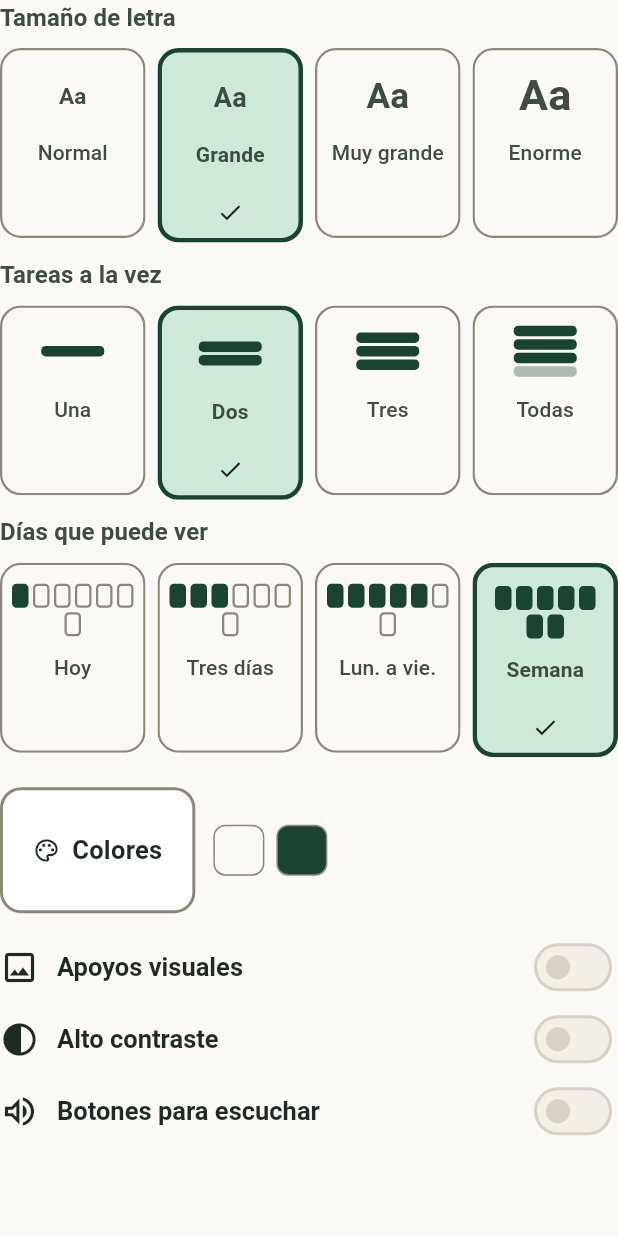
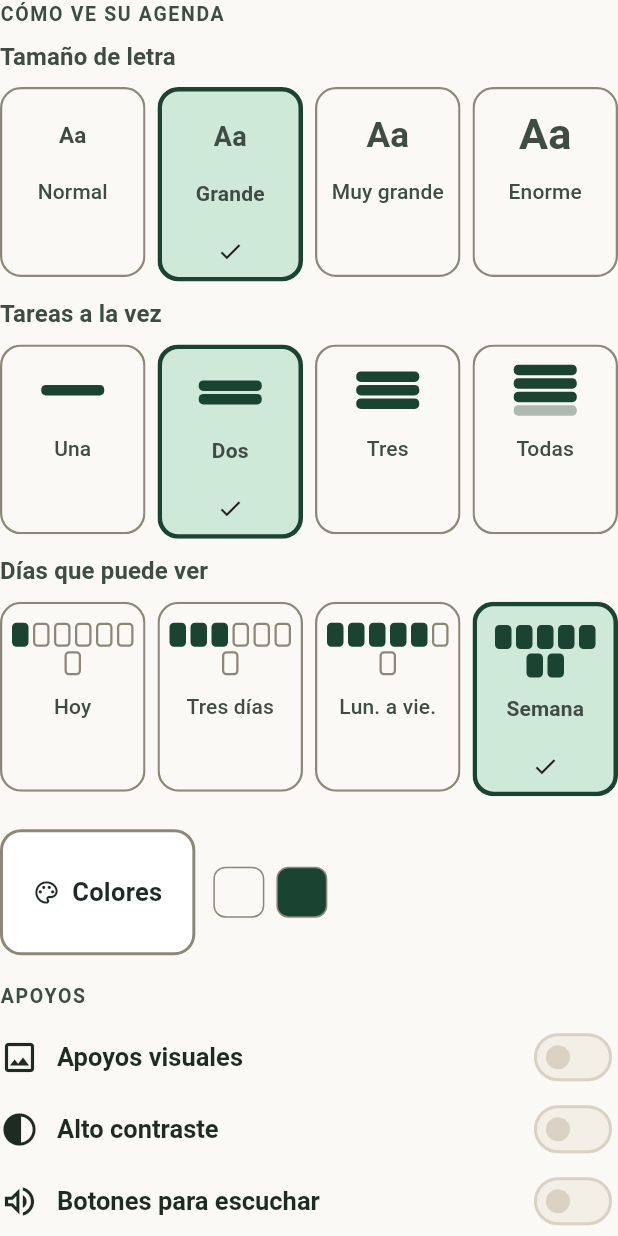
Before and after one commit to jxliian/dgp-mda-2627, a Flutter app: the AccessEditor widget shown alone on an empty page, opened directly with empty values, on a phone screen of 412 x 824 dp. Run offline on Flutter 3.47's test engine with Material 3 defaults, Android fonts, the phone set to English and light mode, and no system bars; our stand-ins replace flutter_svg, flutter_tts, shared_preferences; missing offline and left inert: file_selector; accounts and stored records are empty; network calls fail.

Commit message:
Los ajustes se agrupan por lo que son, no en una lista seguida
Tres bloques con su rotulo ---como ve su agenda, apoyos y, para
administracion, que puede hacer--- en vez de todo encadenado uno detras
de otro. Los apoyos y los permisos estaban mezclados en la misma lista.

El rotulo organiza y no se lee cada vez, asi que crece menos que los
ajustes que ordena, y los huecos se aprietan con la letra grande: la
pantalla sigue cabiendo entera en la tablet, tambien al maximo tamano.

```diff
--- a/src/frontend/lib/screens/access_editor.dart
+++ b/src/frontend/lib/screens/access_editor.dart
@@ -73,6 +73,13 @@ class _AccessEditorState extends State<AccessEditor> {
   Widget build(BuildContext context) => Column(
     crossAxisAlignment: CrossAxisAlignment.start,
     children: [
+      _bloque(context, 'Cómo ve su agenda', _comoSeVe(context), primero: true),
+    ],
+  );
+
+  Widget _comoSeVe(BuildContext context) => Column(
+    crossAxisAlignment: CrossAxisAlignment.start,
+    children: [
       // Los tres ajustes, uno al lado de otro cuando hay ancho: en columna
       // ocupaban tres pantallas de alto.
       LayoutBuilder(
@@ -119,12 +126,58 @@ class _AccessEditorState extends State<AccessEditor> {
           );
         },
       ),
-      const SizedBox(height: 10),
+      SizedBox(height: Pantalla.letraGrande(context) ? 6 : 12),
       _botonDeColores(),
-      const SizedBox(height: 12),
-      // En una tablet los interruptores van a dos columnas: en una sola fila
-      // por interruptor sobraba la mitad del ancho y la pantalla no cabía.
-      LayoutBuilder(
+      _bloque(context, 'Apoyos', _interruptores(_apoyos)),
+      if (widget.permissions)
+        _bloque(context, 'Qué puede hacer', _interruptores(_permisos)),
+    ],
+  );
+
+  /// Un bloque con su rótulo. Separa los ajustes por lo que son ---cómo se
+  /// ve, qué apoyos tiene, qué puede hacer--- en lugar de encadenarlos uno
+  /// detrás de otro, que era lo que lo hacía parecer un amasijo.
+  Widget _bloque(
+    BuildContext context,
+    String rotulo,
+    Widget contenido, {
+    bool primero = false,
+  }) {
+    final apretado = Pantalla.letraGrande(context);
+    return Padding(
+        padding: EdgeInsets.only(
+          top: primero ? 0 : (apretado ? 8 : 18),
+        ),
+        child: Column(
+          crossAxisAlignment: CrossAxisAlignment.start,
+          children: [
+            // El rótulo organiza, no se lee en voz alta cada vez: crece menos
+            // que los ajustes que ordena.
+            MediaQuery.withClampedTextScaling(
+              maxScaleFactor: 1.3,
+              child: Semantics(
+                header: true,
+                child: Text(
+                  rotulo.toUpperCase(),
+                  style: const TextStyle(
+                    fontSize: 13,
+                    fontWeight: FontWeight.w700,
+                    letterSpacing: 1.1,
+                    color: Paleta.tintaSuave,
+                  ),
+                ),
+              ),
+            ),
+            SizedBox(height: apretado ? 4 : 6),
+            contenido,
+          ],
+        ),
+      );
+  }
+
+  /// En una tablet los interruptores van a dos columnas: en una sola fila por
+  /// interruptor sobraba la mitad del ancho y la pantalla no cabía.
+  Widget _interruptores(Map<String, (String, IconData)> cuales) => LayoutBuilder(
     builder: (context, restricciones) {
       final enDos = restricciones.maxWidth >= Pantalla.media;
       final ancho = enDos
@@ -134,10 +187,7 @@ class _AccessEditorState extends State<AccessEditor> {
         spacing: 24,
         runSpacing: 0,
         children: [
-              for (final entrada in {
-                ..._apoyos,
-                if (widget.permissions) ..._permisos,
-              }.entries)
+          for (final entrada in cuales.entries)
             SizedBox(
               width: ancho,
               child: _interruptor(entrada.key, entrada.value),
@@ -145,8 +195,6 @@ class _AccessEditorState extends State<AccessEditor> {
         ],
       );
     },
-      ),
-    ],
   );
 
   /// Un ajuste numérico, elegido entre opciones con nombre.
--- a/src/frontend/lib/ui/widgets/option_picker.dart
+++ b/src/frontend/lib/ui/widgets/option_picker.dart
@@ -56,9 +56,12 @@ class OptionPicker<T> extends StatelessWidget {
   Widget build(BuildContext context) => Column(
     crossAxisAlignment: CrossAxisAlignment.start,
     children: [
-      Text(
-        label,
-        style: const TextStyle(fontSize: 16, fontWeight: FontWeight.w700),
+      MediaQuery.withClampedTextScaling(
+        maxScaleFactor: 1.5,
+        child: Text(
+          label,
+          style: const TextStyle(fontSize: 16, fontWeight: FontWeight.w700),
+        ),
       ),
       if (hint != null)
         Padding(
```
Also changed, not shown: src/frontend/pubspec.lock. Lines whose indentation alone changed are shown as unchanged.
